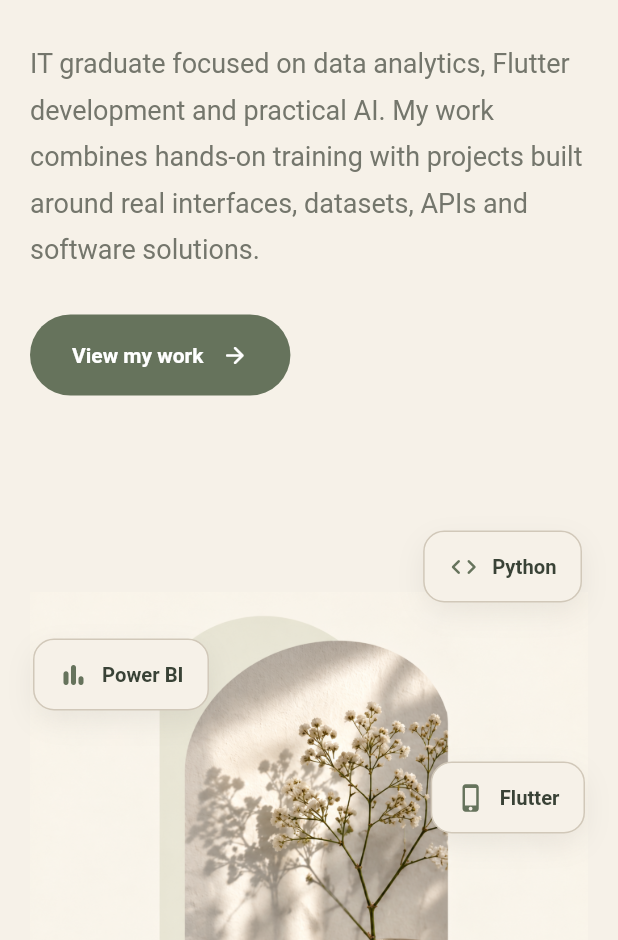
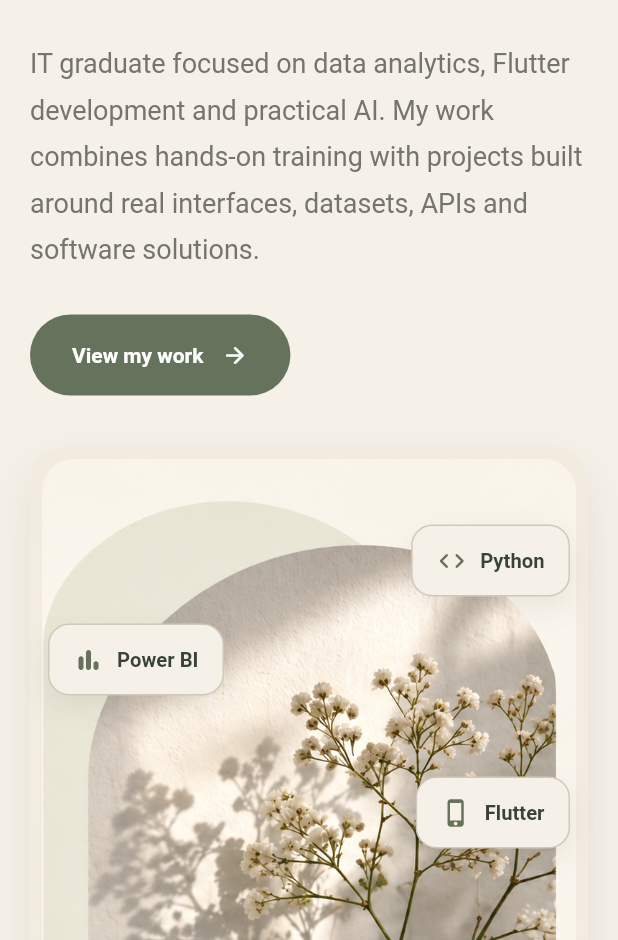
Before and after one commit to FayAL-mtuairi/profile, a Flutter app: the screen it shows after launch, on a phone screen of 412 x 824 dp, the part 296-1236 px from its top. Run offline on Flutter 3.47's test engine with Material 2 defaults, Android fonts, the phone set to English and light mode, and no system bars.

Commit message:
Enlarge hero artwork and refine background treatment

```diff
--- a/lib/main.dart
+++ b/lib/main.dart
@@ -262,8 +262,8 @@ class _HeroState extends State<_Hero>{
         ? Column(crossAxisAlignment:CrossAxisAlignment.start,children:[copy,const SizedBox(height:34),visual,const SizedBox(height:18),const Align(alignment:Alignment.center,child:_ScrollHint(compact:true))])
         : Row(crossAxisAlignment:CrossAxisAlignment.center,children:[
             Expanded(flex:6,child:copy),
-            const SizedBox(width:34),
-            Expanded(flex:5,child:visual),
+            const SizedBox(width:28),
+            Expanded(flex:6,child:visual),
           ]);
     return SizedBox(
       width:double.infinity,
@@ -275,7 +275,7 @@ class _HeroState extends State<_Hero>{
             Positioned(right:0,bottom:4,child:Transform.translate(offset:Offset(0,-scrollY*.02),child:const _ScrollHint())),
           ],
           Padding(
-            padding:EdgeInsets.only(left:mobile?0:58,right:mobile?0:54),
+            padding:EdgeInsets.only(left:mobile?0:58,right:mobile?0:42),
             child:core,
           ),
         ],
@@ -364,28 +364,55 @@ class _HeroVisual extends StatelessWidget{
   final bool mobile;
   const _HeroVisual({required this.mobile});
   @override Widget build(BuildContext context){
-    final h=mobile?500.0:570.0;
+    final h=mobile?560.0:650.0;
     return SizedBox(
       height:h,
       child:Stack(
         clipBehavior:Clip.none,
         children:[
           Positioned.fill(
+            child:Container(
+              decoration:BoxDecoration(
+                color:const Color(0xFFF2ECDF),
+                borderRadius:BorderRadius.circular(mobile?24:34),
+                boxShadow:const [BoxShadow(color:Color(0x12000000),blurRadius:28,offset:Offset(0,14))],
+              ),
+            ),
+          ),
+          Positioned(
+            left:mobile?8:12,
+            top:mobile?8:12,
+            right:mobile?8:12,
+            bottom:mobile?8:12,
             child:ClipRRect(
-              borderRadius:BorderRadius.circular(mobile?24:30),
+              borderRadius:BorderRadius.circular(mobile?22:32),
               child:Image.asset(
                 'assets/projects/Home.png',
-                fit:BoxFit.contain,
+                fit:BoxFit.cover,
                 alignment:Alignment.center,
               ),
             ),
           ),
-          Positioned(left:mobile?2:0,top:mobile?128:126,child:const _TechFloat(label:'Power BI',icon:Icons.bar_chart_rounded)),
-          Positioned(right:mobile?4:0,top:mobile?56:58,child:const _TechFloat(label:'Python',icon:Icons.code_rounded)),
-          Positioned(left:mobile?12:12,bottom:mobile?104:110,child:const _TechFloat(label:'SQL',icon:Icons.storage_rounded)),
-          Positioned(right:mobile?2:0,top:mobile?210:214,child:const _TechFloat(label:'Flutter',icon:Icons.phone_iphone_rounded)),
-          Positioned(right:mobile?6:10,bottom:mobile?62:70,child:const _TechFloat(label:'Excel',icon:Icons.table_chart_outlined)),
-          Positioned(left:mobile?54:54,bottom:mobile?0:0,child:const _InsightCard()),
+          Positioned.fill(
+            child:IgnorePointer(
+              child:DecoratedBox(
+                decoration:BoxDecoration(
+                  borderRadius:BorderRadius.circular(mobile?22:32),
+                  gradient:LinearGradient(
+                    begin:Alignment.topCenter,
+                    end:Alignment.bottomCenter,
+                    colors:[Colors.white.withOpacity(.02),_cream.withOpacity(.08)],
+                  ),
+                ),
+              ),
+            ),
+          ),
+          Positioned(left:mobile?12:8,top:mobile?118:128,child:const _TechFloat(label:'Power BI',icon:Icons.bar_chart_rounded)),
+          Positioned(right:mobile?12:10,top:mobile?52:58,child:const _TechFloat(label:'Python',icon:Icons.code_rounded)),
+          Positioned(left:mobile?18:16,bottom:mobile?116:122,child:const _TechFloat(label:'SQL',icon:Icons.storage_rounded)),
+          Positioned(right:mobile?12:8,top:mobile?220:238,child:const _TechFloat(label:'Flutter',icon:Icons.phone_iphone_rounded)),
+          Positioned(right:mobile?16:14,bottom:mobile?78:88,child:const _TechFloat(label:'Excel',icon:Icons.table_chart_outlined)),
+          Positioned(left:mobile?58:66,bottom:mobile?12:16,child:const _InsightCard()),
         ],
       ),
     );
```
